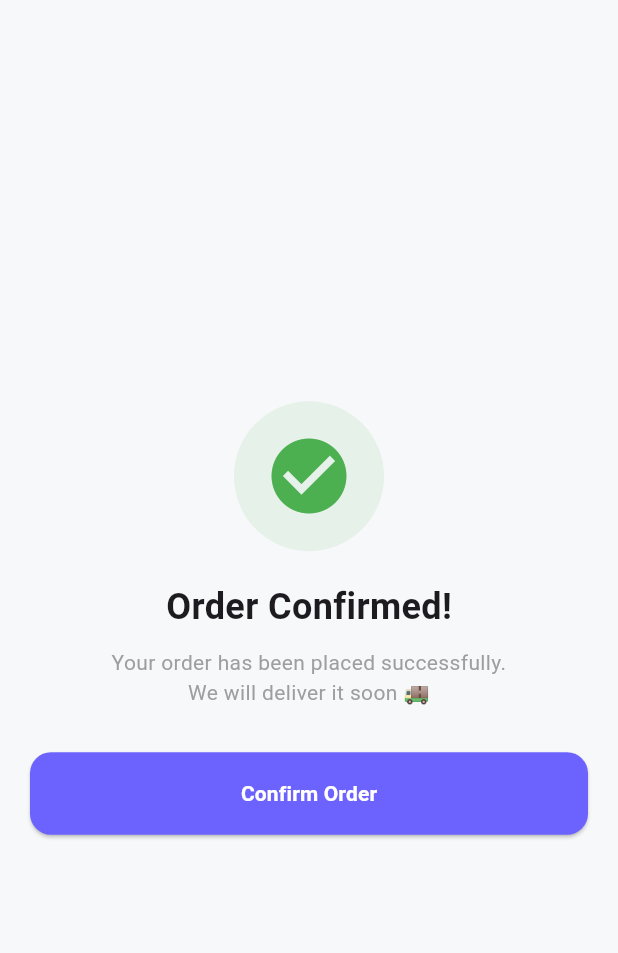
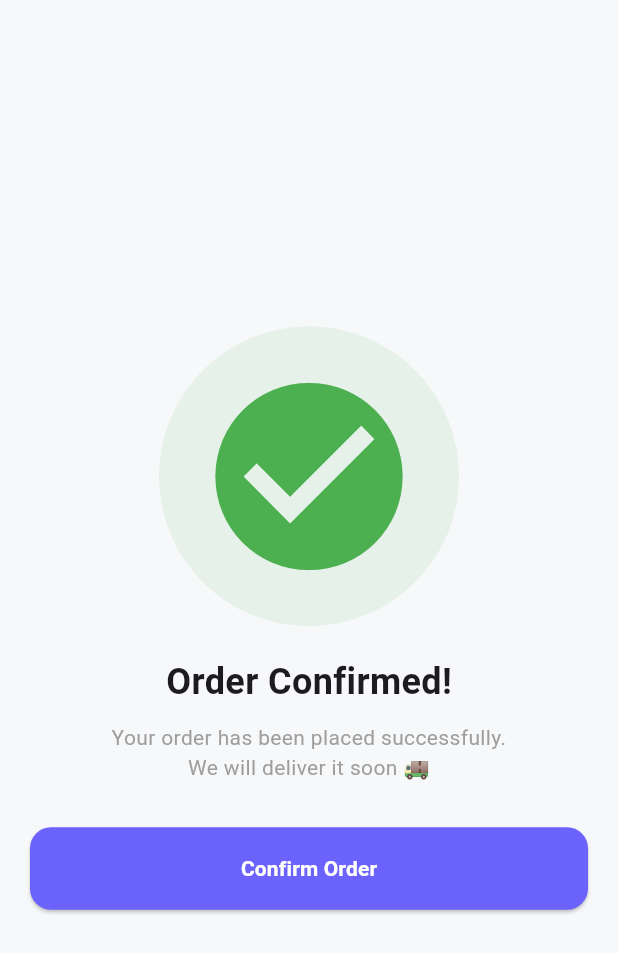
Before and after one commit to yornnonakh/provider_app_computer, a Flutter app: the OrderSuccessScreen screen opened directly, on a phone screen of 412 x 824 dp. Shown: the top 953 px of the screen. Run offline on Flutter 3.47's test engine with Material 3 defaults, Android fonts, the phone set to English and light mode, and no system bars; our stand-ins replace flutter_image_slideshow; network calls fail.

Commit message:
add the new feature

```diff
--- a/lib/app/modules/widgets/order_success_screen.dart
+++ b/lib/app/modules/widgets/order_success_screen.dart
@@ -1,4 +1,3 @@
-
 import 'package:computer_app_provider/app/core/constants/app_colors.dart';
 import 'package:computer_app_provider/app/modules/providers/cart_provider.dart';
 import 'package:flutter/material.dart';
@@ -10,39 +9,36 @@ class OrderSuccessScreen extends StatelessWidget {
   @override
   Widget build(BuildContext context) {
     return Scaffold(
-      backgroundColor:  Color(0xFFF7F8FA),
+      backgroundColor: Color(0xFFF7F8FA),
       body: Center(
         child: Padding(
-          padding:  EdgeInsets.all(20),
+          padding: EdgeInsets.all(20),
           child: Column(
             mainAxisAlignment: MainAxisAlignment.center,
             children: [
               /// ✅ ICON
               Container(
-                width: 100,
-                height: 100,
+                width: 200,
+                height: 200,
                 decoration: BoxDecoration(
                   color: Colors.green.withOpacity(0.1),
                   shape: BoxShape.circle,
                 ),
-                child:  Icon(
-                  Icons.check_circle,
-                  color: Colors.green,
-                  size: 60,
-                ),
+                child: Icon(Icons.check_circle, color: Colors.green, size: 150),
               ),
-               SizedBox(height: 20),
-               Text(
+              SizedBox(height: 20),
+              Text(
                 "Order Confirmed!",
                 style: TextStyle(fontSize: 24, fontWeight: FontWeight.bold),
               ),
-               SizedBox(height: 10),
-               Text(
+              SizedBox(height: 10),
+              Text(
                 "Your order has been placed successfully.\nWe will deliver it soon 🚚",
                 textAlign: TextAlign.center,
                 style: TextStyle(color: Colors.grey),
               ),
-               SizedBox(height: 30),
+              SizedBox(height: 30),
+
               /// BACK HOME BUTTON
               SizedBox(
                 width: double.infinity,
@@ -62,8 +58,10 @@ class OrderSuccessScreen extends StatelessWidget {
                   ),
                   child: Text(
                     "Confirm Order",
-                    style: TextStyle(fontWeight: FontWeight.w600,
-                    color: AppColors.scaffold),
+                    style: TextStyle(
+                      fontWeight: FontWeight.w600,
+                      color: AppColors.scaffold,
+                    ),
                   ),
                 ),
               ),
```
Also changed, not shown: lib/app/modules/view/detail_screen.dart (+10 -2 lines).
